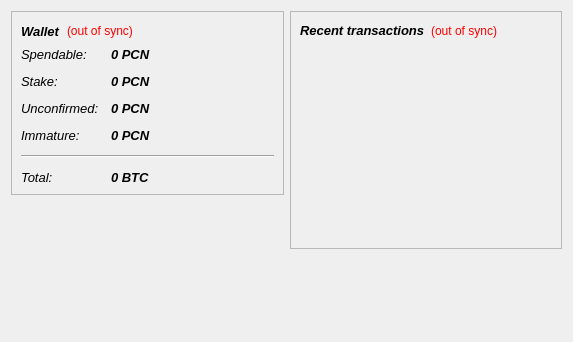
Before: the Qt Designer form src/qt/forms/overviewpage.ui in lyricidal/PeepCoin-TheCoinForThePeople, drawn with Qt 5.
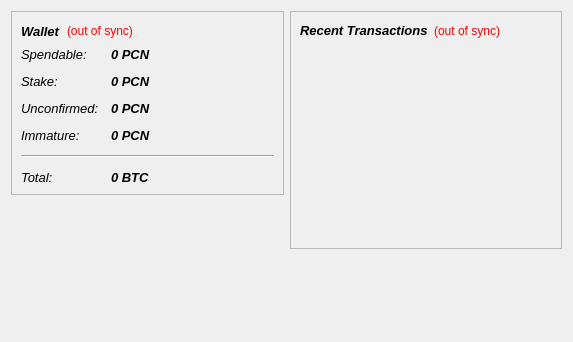
After: the same form once the commit is applied.

```diff
--- a/src/qt/forms/overviewpage.ui
+++ b/src/qt/forms/overviewpage.ui
@@ -5295,7 +5295,7 @@
              </font>
             </property>
             <property name="text">
-             <string>&lt;b&gt;Recent transactions&lt;/b&gt;</string>
+             <string>&lt;b&gt;Recent Transactions&lt;/b&gt;</string>
             </property>
            </widget>
           </item>
```
